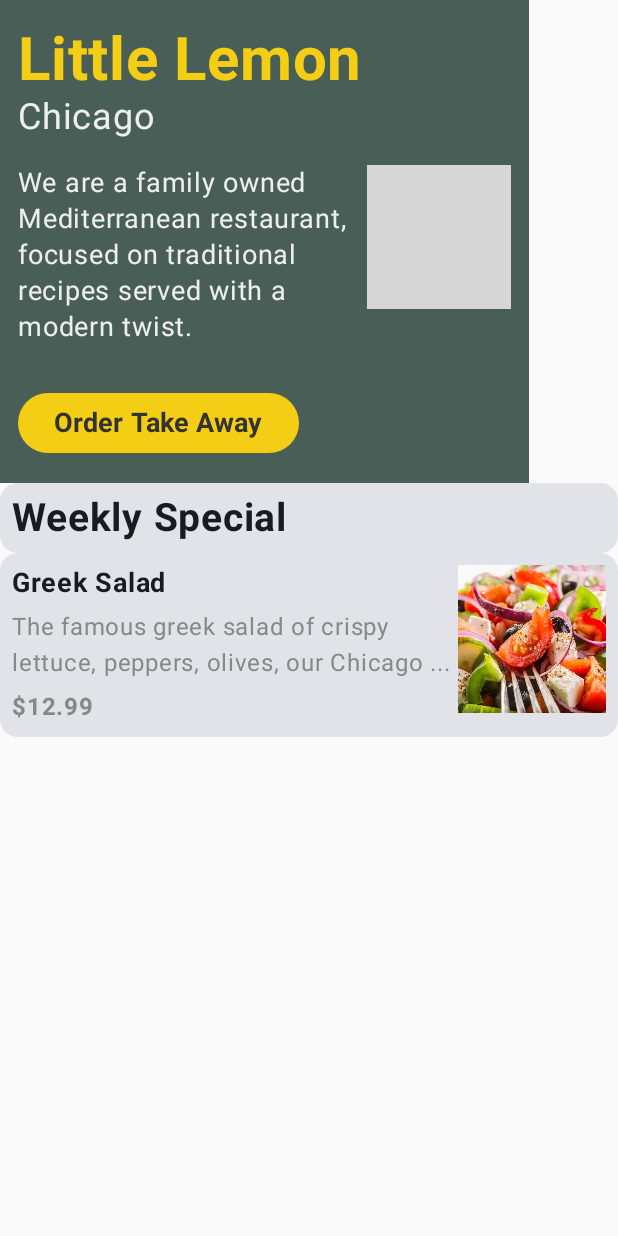
After one commit to patel-purvak/Little-Lemon, an Android app built with Jetpack Compose: the HomeActivity screen opened directly, with no data from a screen before it, on a phone screen of 412 x 824 dp. The commit adds this screen. Run offline under Robolectric (Android 15) with nearby library versions, the phone set to English and light mode, and no system bars; grey boxes are pictures that could not be loaded.

Commit message:
Little Lemon UpperPanel and LowerPanel Compose UI design

```diff
--- /dev/null
+++ b/app/src/main/java/com/purvak/littlelemon/HomeActivity.kt
@@ -0,0 +1,45 @@
+package com.purvak.littlelemon
+
+import android.os.Bundle
+import androidx.activity.ComponentActivity
+import androidx.activity.compose.setContent
+import androidx.activity.enableEdgeToEdge
+import androidx.compose.foundation.layout.Column
+import androidx.compose.foundation.layout.fillMaxSize
+import androidx.compose.foundation.layout.padding
+import androidx.compose.material3.Scaffold
+import androidx.compose.material3.Text
+import androidx.compose.runtime.Composable
+import androidx.compose.ui.Modifier
+import androidx.compose.ui.tooling.preview.Preview
+import com.example.littlelemon.LowerPanel
+import com.example.littlelemon.LowerPanelPreview
+import com.example.littlelemon.UpperPanel
+import com.example.littlelemon.UpperPanelPreview
+import com.purvak.littlelemon.ui.theme.LittleLemonTheme
+
+class HomeActivity : ComponentActivity() {
+    override fun onCreate(savedInstanceState: Bundle?) {
+        super.onCreate(savedInstanceState)
+        enableEdgeToEdge()
+        setContent {
+            LittleLemonTheme {
+                Column(modifier = Modifier.fillMaxSize()) {
+                    UpperPanel()
+                    LowerPanel()
+                }
+            }
+        }
+    }
+}
+
+@Preview(showBackground = true)
+@Composable
+fun HomeScreenPreview() {
+    LittleLemonTheme {
+        Column(modifier = Modifier.fillMaxSize()) {
+            UpperPanel()
+            LowerPanel()
+        }
+    }
+}
--- /dev/null
+++ b/app/src/main/java/com/purvak/littlelemon/LowerPanel.kt
@@ -0,0 +1,99 @@
+package com.example.littlelemon
+
+import androidx.compose.foundation.Image
+import androidx.compose.foundation.layout.Column
+import androidx.compose.foundation.layout.Row
+import androidx.compose.foundation.layout.fillMaxWidth
+import androidx.compose.foundation.layout.padding
+import androidx.compose.material3.Card
+import androidx.compose.material3.Text
+import androidx.compose.runtime.Composable
+import androidx.compose.ui.Modifier
+import androidx.compose.ui.graphics.Color
+import androidx.compose.ui.res.painterResource
+import androidx.compose.ui.text.font.FontWeight
+import androidx.compose.ui.tooling.preview.Preview
+import androidx.compose.ui.unit.dp
+import androidx.compose.ui.unit.sp
+import com.purvak.littlelemon.R
+
+@Composable
+fun LowerPanel() {
+    Column {
+        WeeklySpecial()
+        MenuDish()
+    }
+}
+
+
+@Composable
+fun WeeklySpecial(){
+    // to be defined
+//    Inside the WeeklySpecial() composable, add a built-in Card composable. Let it cover the full available width.
+//    Inside the Card, add a Text composable with the text "Weekly Special". The font size should be 26 sp and it should be bold. Add a padding of 8 dp.
+    Card(
+        modifier = Modifier
+            .fillMaxWidth()
+    ) {
+        Text(
+            text = "Weekly Special",
+            fontSize = 26.sp,
+            fontWeight = FontWeight.Bold,
+            modifier = Modifier
+                .padding(8.dp)
+        )
+    }
+}
+
+
+@Composable
+fun MenuDish() {
+    // to be defined
+//    Inside the empty MenuDish() composable, define a Card.
+//    Inside the card, add a Row. The Row should cover the full width. Apply a padding of 8 dp to it.
+//    Inside the Row, add a Column and an Image.
+//    Inside the Column, define the following 3 Text composables:
+//    1.	The first text should be "Greek Salad", font size 18 and bold.
+//    2.	The second text should be "The famous Greek salad of crispy lettuce, peppers, olives, our Chicago ...". Set the color to gray. Set the top and bottom padding to 5 dp. Set max width to .75f.
+//    3.	The third text should be "$12.99". Set the color to gray and bold the font.
+//    For the Image composable, load the image from the drawable using painterResource(). Set the content description to "Greek Salad Image".
+    Card {
+        Row(modifier = Modifier
+            .fillMaxWidth()
+            .padding(8.dp)
+        ){
+            Column {
+                Text(
+                    text = "Greek Salad",
+                    fontSize = 18.sp,
+                    fontWeight = FontWeight.Bold
+                )
+                Text(
+                    text = "The famous greek salad of " +
+                            "crispy lettuce, peppers, olives, " +
+                            "our Chicago ...",
+                    color = Color.Gray,
+                    modifier = Modifier
+                        .padding(top = 5.dp, bottom = 5.dp)
+                        .fillMaxWidth(.75f)
+                )
+                Text(
+                    text = "$12.99",
+                    color = Color.Gray,
+                    fontWeight = FontWeight.Bold
+                )
+            }
+            Image(
+                painter = painterResource(
+                    id = R.drawable.greeksalad),
+                contentDescription = "",
+            )
+        }
+    }
+}
+
+@Preview(showBackground = true)
+@Composable
+fun LowerPanelPreview(){
+    LowerPanel()
+}
--- /dev/null
+++ b/app/src/main/java/com/purvak/littlelemon/UpperPanel.kt
@@ -0,0 +1,84 @@
+package com.example.littlelemon
+
+import android.widget.Toast
+import androidx.compose.foundation.Image
+import androidx.compose.foundation.background
+import androidx.compose.foundation.layout.Column
+import androidx.compose.foundation.layout.Row
+import androidx.compose.foundation.layout.fillMaxWidth
+import androidx.compose.foundation.layout.padding
+import androidx.compose.foundation.shape.RoundedCornerShape
+import androidx.compose.material3.Button
+import androidx.compose.material3.ButtonDefaults
+import androidx.compose.material3.Text
+import androidx.compose.runtime.Composable
+import androidx.compose.ui.Modifier
+import androidx.compose.ui.draw.clip
+import androidx.compose.ui.graphics.Color
+import androidx.compose.ui.platform.LocalContext
+import androidx.compose.ui.res.painterResource
+import androidx.compose.ui.res.stringResource
+import androidx.compose.ui.text.font.FontWeight
+import androidx.compose.ui.tooling.preview.Preview
+import androidx.compose.ui.unit.dp
+import androidx.compose.ui.unit.sp
+import com.purvak.littlelemon.R
+
+@Composable
+fun UpperPanel() {
+    val context = LocalContext.current
+    Column(
+        modifier = Modifier
+            .background(Color(0xFF495E57))
+            .padding(start = 12.dp, end = 12.dp, top = 16.dp, bottom = 16.dp)
+    ) {
+        Text(
+            text = stringResource(id = R.string.title),
+            fontSize = 40.sp,
+            fontWeight = FontWeight.Bold,
+            color = Color(0xFFF4CE14)
+        )
+        Text(
+            text = stringResource(id = R.string.location),
+            fontSize = 24.sp,
+            color = Color(0xFFEDEFEE)
+        )
+        Row(
+            modifier = Modifier
+                .padding(top = 18.dp)
+        ) {
+            Text(
+                text = stringResource(id = R.string.description),
+                color = Color(0xFFEDEFEE),
+                fontSize = 18.sp,
+                modifier = Modifier
+                    .padding(bottom = 28.dp)
+                    .fillMaxWidth(0.6f)
+            )
+            Image(
+                painter = painterResource(id = R.drawable.upperpanelimage),
+                contentDescription = "Upper Panel Image",
+                modifier = Modifier.clip(RoundedCornerShape(20.dp))
+            )
+        }
+        Button(
+            onClick = { /* Add the Toast message here */
+            Toast.makeText(context, "Order received. Thank you!", Toast.LENGTH_SHORT).show()},
+            shape = RoundedCornerShape(20.dp),
+            colors = ButtonDefaults.buttonColors(containerColor = Color(0xFFF4CE14))
+        ) {
+            Text(
+                text = stringResource(id = R.string.orderbuttontext),
+                fontSize = 18.sp,
+                fontWeight = FontWeight.Bold,
+                color = Color(0xFF333333)
+            )
+        }
+    }
+}
+
+@Preview(showBackground = true)
+@Composable
+fun UpperPanelPreview() {
+    UpperPanel()
+}
--- a/app/src/main/res/values/strings.xml
+++ b/app/src/main/res/values/strings.xml
@@ -2,4 +2,11 @@
     <string name="app_name">Little Lemon</string>
     <string name="title">Little Lemon</string>
     <string name="title_activity_login">LoginActivity</string>
+    <string name="title_activity_scaffold">ScaffoldActivity</string>
+    <string name="title_activity_common_compose_component">CommonComposeComponentActivity</string>
+
+    <string name="location">Chicago</string>
+    <string name="description">We are a family owned Mediterranean restaurant, focused on traditional recipes served with a modern twist.</string>
+    <string name="orderbuttontext">Order Take Away</string>
+    <string name="title_activity_home">HomeActivity</string>
 </resources>
```
Also changed, not shown: app/src/main/AndroidManifest.xml (+15 -0 lines), app/src/main/java/com/purvak/littlelemon/CommonComposeComponentActivity.kt (added, +93 -0 lines), app/src/main/java/com/purvak/littlelemon/ScaffoldActivity.kt (added, +107 -0 lines), app/src/main/res/drawable/greeksalad.jpg (added), 1 other file.
